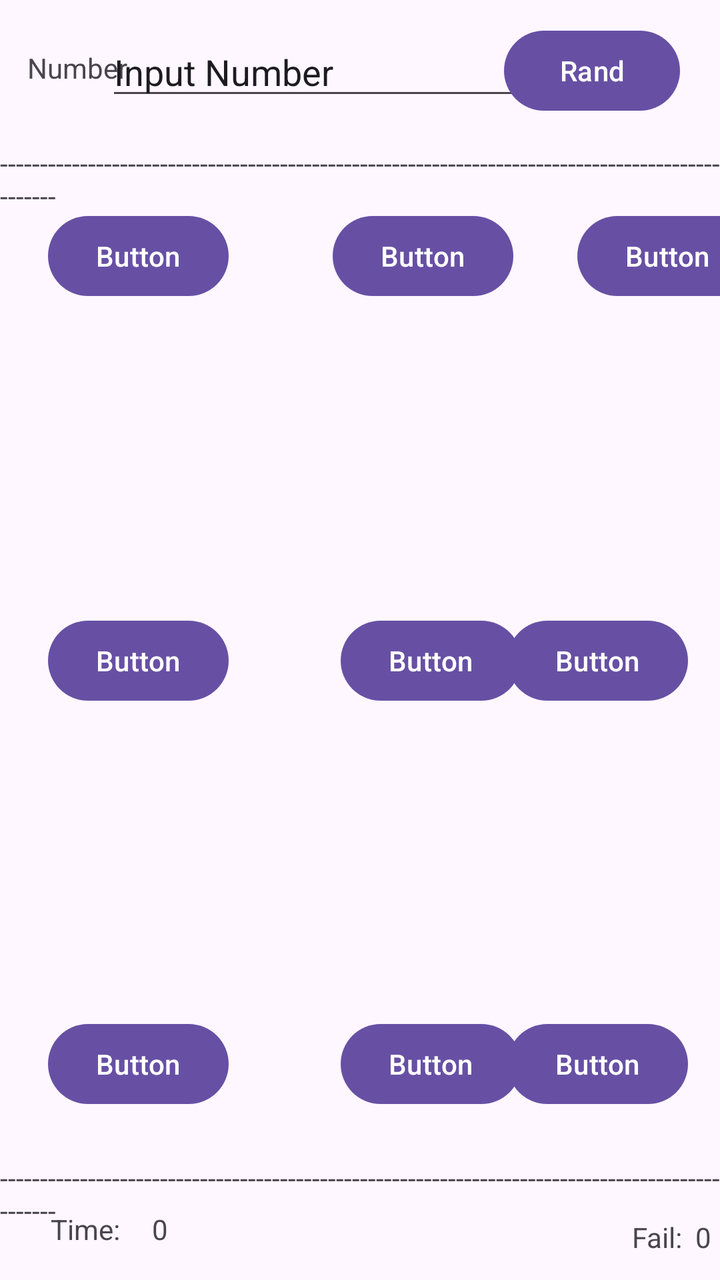
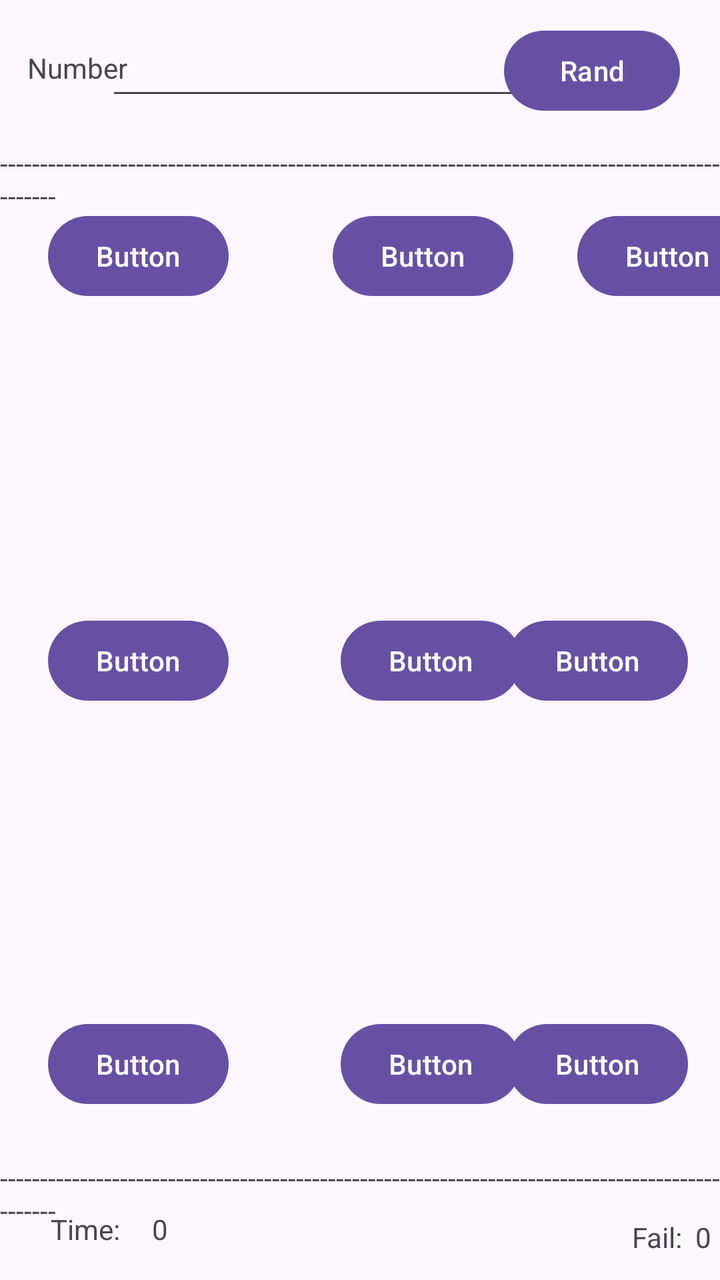

Compare the two renders of this Android layout. The source of the first and the diff that turns it into the second are given below.
<!-- AndroidManifest.xml: application theme Theme.MyApplication -->
<!-- res/layout/activity_main.xml -->
<?xml version="1.0" encoding="utf-8"?>
<androidx.constraintlayout.widget.ConstraintLayout xmlns:android="http://schemas.android.com/apk/res/android"
    xmlns:app="http://schemas.android.com/apk/res-auto"
    xmlns:tools="http://schemas.android.com/tools"
    android:id="@+id/main"
    android:layout_width="match_parent"
    android:layout_height="match_parent"
    tools:context=".MainActivity">


    <TextView
        android:id="@+id/tvNumber"
        android:layout_width="wrap_content"
        android:layout_height="wrap_content"
        android:text="Number"
        app:layout_constraintBottom_toBottomOf="parent"
        app:layout_constraintEnd_toEndOf="parent"
        app:layout_constraintHorizontal_bias="0.044"
        app:layout_constraintStart_toStartOf="parent"
        app:layout_constraintTop_toTopOf="parent"
        app:layout_constraintVertical_bias="0.039" />

    <EditText
        android:id="@+id/etNumber"
        android:layout_width="wrap_content"
        android:layout_height="wrap_content"
        android:ems="10"
        android:inputType="number"
        android:text="Input Number"
        app:layout_constraintBottom_toBottomOf="parent"
        app:layout_constraintEnd_toStartOf="@+id/btRandom"
        app:layout_constraintStart_toEndOf="@+id/tvNumber"
        app:layout_constraintTop_toTopOf="parent"
        app:layout_constraintVertical_bias="0.023" />

    <Button
        android:id="@+id/btRandom"
        android:layout_width="wrap_content"
        android:layout_height="wrap_content"
        android:layout_marginEnd="20dp"
        android:text="Rand"
        app:layout_constraintBottom_toBottomOf="parent"
        app:layout_constraintEnd_toEndOf="parent"
        app:layout_constraintTop_toTopOf="parent"
        app:layout_constraintVertical_bias="0.019" />

    <TextView
        android:id="@+id/tvBreakLine1"
        android:layout_width="wrap_content"
        android:layout_height="wrap_content"
        android:layout_marginTop="72dp"
        android:text="-------------------------------------------------------------------------------------------------"
        app:layout_constraintEnd_toEndOf="parent"
        app:layout_constraintHorizontal_bias="0.609"
        app:layout_constraintStart_toStartOf="parent"
        app:layout_constraintTop_toTopOf="parent" />

    <TextView
        android:id="@+id/tvBreakLine2"
        android:layout_width="wrap_content"
        android:layout_height="wrap_content"
        android:text="-------------------------------------------------------------------------------------------------"
        app:layout_constraintBottom_toBottomOf="parent"
        app:layout_constraintEnd_toEndOf="parent"
        app:layout_constraintHorizontal_bias="0.609"
        app:layout_constraintStart_toStartOf="parent"
        app:layout_constraintTop_toBottomOf="@+id/btn5"
        app:layout_constraintVertical_bias="0.477" />

    <TextView
        android:id="@+id/tvTime"
        android:layout_width="wrap_content"
        android:layout_height="wrap_content"
        android:layout_marginBottom="16dp"
        android:text="Time:"
        app:layout_constraintBottom_toBottomOf="parent"
        app:layout_constraintEnd_toStartOf="@+id/tvTimeCountDown"
        app:layout_constraintHorizontal_bias="0.615"
        app:layout_constraintStart_toStartOf="parent" />

    <TextView
        android:id="@+id/tvTimeCountDown"
        android:layout_width="wrap_content"
        android:layout_height="wrap_content"
        android:layout_marginStart="76dp"
        android:layout_marginBottom="16dp"
        android:text="0"
        app:layout_constraintBottom_toBottomOf="parent"
        app:layout_constraintStart_toStartOf="parent" />

    <TextView
        android:id="@+id/tvFailCount"
        android:layout_width="wrap_content"
        android:layout_height="wrap_content"
        android:layout_marginBottom="12dp"
        android:text="0"
        app:layout_constraintBottom_toBottomOf="parent"
        app:layout_constraintEnd_toEndOf="parent"
        app:layout_constraintHorizontal_bias="0.6"
        app:layout_constraintStart_toEndOf="@+id/tvFail" />

    <TextView
        android:id="@+id/tvFail"
        android:layout_width="wrap_content"
        android:layout_height="wrap_content"
        android:layout_marginStart="316dp"
        android:layout_marginBottom="12dp"
        android:text="Fail:"
        app:layout_constraintBottom_toBottomOf="parent"
        app:layout_constraintStart_toStartOf="parent" />

    <Button
        android:id="@+id/btn1"
        android:layout_width="wrap_content"
        android:layout_height="wrap_content"
        android:layout_marginStart="24dp"
        android:layout_marginTop="104dp"
        android:text="Button"
        app:layout_constraintStart_toStartOf="parent"
        app:layout_constraintTop_toTopOf="parent" />

    <Button
        android:id="@+id/btn2"
        android:layout_width="wrap_content"
        android:layout_height="wrap_content"
        android:layout_marginStart="52dp"
        android:layout_marginTop="104dp"
        android:text="Button"
        app:layout_constraintStart_toEndOf="@+id/btn1"
        app:layout_constraintTop_toTopOf="parent" />

    <Button
        android:id="@+id/btn3"
        android:layout_width="wrap_content"
        android:layout_height="wrap_content"
        android:layout_marginStart="32dp"
        android:layout_marginTop="104dp"
        android:text="Button"
        app:layout_constraintStart_toEndOf="@+id/btn2"
        app:layout_constraintTop_toTopOf="parent" />

    <Button
        android:id="@+id/btn4"
        android:layout_width="wrap_content"
        android:layout_height="wrap_content"
        android:layout_marginStart="24dp"
        android:text="Button"
        app:layout_constraintBottom_toTopOf="@+id/btn7"
        app:layout_constraintStart_toStartOf="parent"
        app:layout_constraintTop_toBottomOf="@+id/btn1"
        app:layout_constraintVertical_bias="0.501" />

    <Button
        android:id="@+id/btn5"
        android:layout_width="wrap_content"
        android:layout_height="wrap_content"
        android:layout_marginStart="56dp"
        android:layout_marginBottom="84dp"
        android:text="Button"
        app:layout_constraintBottom_toBottomOf="parent"
        app:layout_constraintStart_toEndOf="@+id/btn7" />

    <Button
        android:id="@+id/btn6"
        android:layout_width="wrap_content"
        android:layout_height="wrap_content"
        android:layout_marginEnd="16dp"
        android:layout_marginBottom="84dp"
        android:text="Button"
        app:layout_constraintBottom_toBottomOf="parent"
        app:layout_constraintEnd_toEndOf="parent" />

    <Button
        android:id="@+id/btn7"
        android:layout_width="wrap_content"
        android:layout_height="wrap_content"
        android:layout_marginStart="24dp"
        android:layout_marginBottom="84dp"
        android:text="Button"
        app:layout_constraintBottom_toBottomOf="parent"
        app:layout_constraintStart_toStartOf="parent" />

    <Button
        android:id="@+id/btn8"
        android:layout_width="wrap_content"
        android:layout_height="wrap_content"
        android:layout_marginStart="56dp"
        android:text="Button"
        app:layout_constraintBottom_toTopOf="@+id/btn5"
        app:layout_constraintEnd_toStartOf="@+id/btn9"
        app:layout_constraintHorizontal_bias="0.0"
        app:layout_constraintStart_toEndOf="@+id/btn4"
        app:layout_constraintTop_toBottomOf="@+id/btn2"
        app:layout_constraintVertical_bias="0.501" />

    <Button
        android:id="@+id/btn9"
        android:layout_width="wrap_content"
        android:layout_height="wrap_content"
        android:layout_marginEnd="16dp"
        android:text="Button"
        app:layout_constraintBottom_toTopOf="@+id/btn6"
        app:layout_constraintEnd_toEndOf="parent"
        app:layout_constraintTop_toBottomOf="@+id/btn3"
        app:layout_constraintVertical_bias="0.501" />


</androidx.constraintlayout.widget.ConstraintLayout>
<!-- resources referenced by this layout -->
<resources>
  <style name="Theme.MyApplication" parent="Base.Theme.MyApplication" />
  <style name="Base.Theme.MyApplication" parent="Theme.Material3.DayNight.NoActionBar">
          
          
      </style>
</resources>

<!-- the commit's change to res/layout/activity_main.xml (unified diff, before → after) -->
@@ -26,7 +26,6 @@
         android:layout_height="wrap_content"
         android:ems="10"
         android:inputType="number"
-        android:text="Input Number"
         app:layout_constraintBottom_toBottomOf="parent"
         app:layout_constraintEnd_toStartOf="@+id/btRandom"
         app:layout_constraintStart_toEndOf="@+id/tvNumber"
